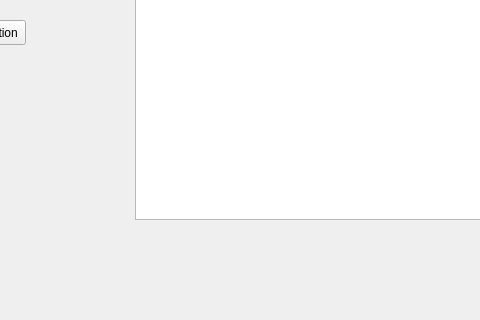
Above: qt/app/mainwindow.ui from kboniadi/European-Vacation-App before the change; both pictures show x 315 to 795 and y 480 to 800 of the 1200 by 800 pixel window. Below: the same form after it.
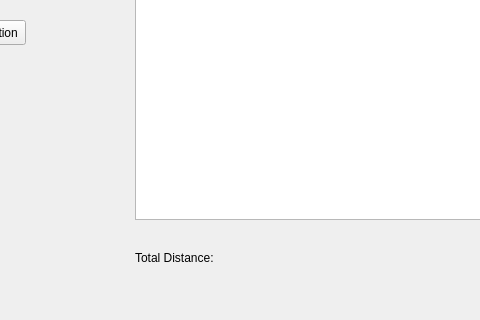
That is the form after the change.

Commit message: Add Custom Trip Complete

Diff of the .ui file:
```diff
--- a/qt/app/mainwindow.ui
+++ b/qt/app/mainwindow.ui
@@ -453,6 +453,19 @@
        <string>Finalize Trip</string>
       </property>
      </widget>
+     <widget class="QLabel" name="label_custom_distance">
+      <property name="geometry">
+       <rect>
+        <x>450</x>
+        <y>730</y>
+        <width>211</width>
+        <height>16</height>
+       </rect>
+      </property>
+      <property name="text">
+       <string>Total Distance: </string>
+      </property>
+     </widget>
     </widget>
     <widget class="QWidget" name="page_purchase">
      <widget class="QLabel" name="label_purchase_title">
```
The commit also changes 2 other files.
